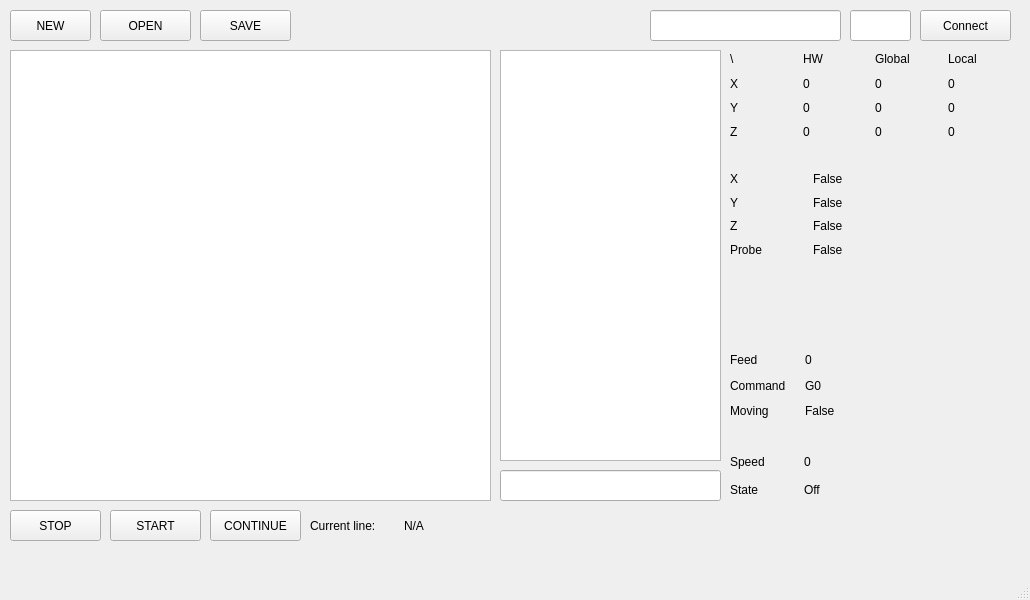
Old version of the form mainwindow.ui in the repository nort-cnc-control/NoRTGui-Qt.
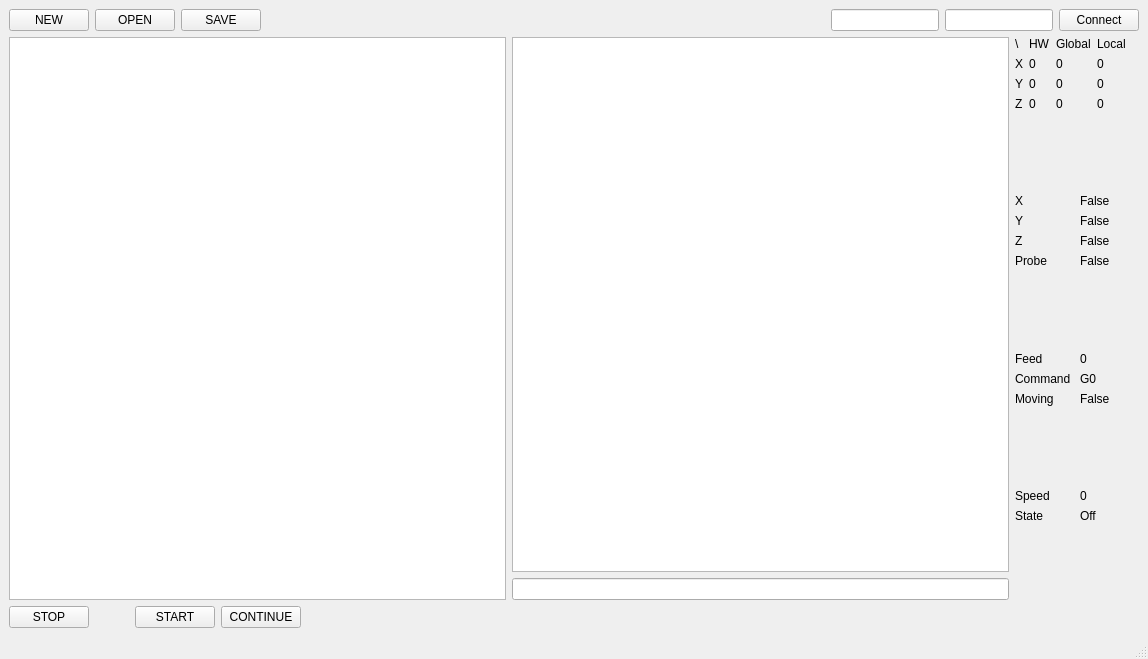
New version of the form.

The edit to the form file:
```diff
--- a/mainwindow.ui
+++ b/mainwindow.ui
@@ -6,140 +6,117 @@
    <rect>
     <x>0</x>
     <y>0</y>
-    <width>1030</width>
-    <height>600</height>
+    <width>1148</width>
+    <height>659</height>
    </rect>
   </property>
   <property name="windowTitle">
    <string>MainWindow</string>
   </property>
   <widget class="QWidget" name="centralwidget">
-   <widget class="QLineEdit" name="manual_command">
-    <property name="geometry">
-     <rect>
-      <x>500</x>
-      <y>470</y>
-      <width>221</width>
-      <height>31</height>
-     </rect>
-    </property>
-   </widget>
-   <widget class="QPlainTextEdit" name="gcodeEditor">
-    <property name="geometry">
-     <rect>
-      <x>10</x>
-      <y>50</y>
-      <width>481</width>
-      <height>451</height>
-     </rect>
-    </property>
-   </widget>
-   <widget class="QPlainTextEdit" name="commandLog">
-    <property name="geometry">
-     <rect>
-      <x>500</x>
-      <y>50</y>
-      <width>221</width>
-      <height>411</height>
-     </rect>
-    </property>
-    <property name="readOnly">
-     <bool>true</bool>
-    </property>
-   </widget>
-   <widget class="QPushButton" name="stop">
-    <property name="geometry">
-     <rect>
-      <x>10</x>
-      <y>510</y>
-      <width>91</width>
-      <height>31</height>
-     </rect>
-    </property>
-    <property name="autoFillBackground">
-     <bool>false</bool>
-    </property>
-    <property name="styleSheet">
-     <string notr="true"/>
-    </property>
-    <property name="text">
-     <string>STOP</string>
-    </property>
-   </widget>
-   <widget class="QPushButton" name="start">
-    <property name="geometry">
-     <rect>
-      <x>110</x>
-      <y>510</y>
-      <width>91</width>
-      <height>31</height>
-     </rect>
-    </property>
-    <property name="text">
-     <string>START</string>
-    </property>
-   </widget>
-   <widget class="QPushButton" name="continue_btn">
-    <property name="geometry">
-     <rect>
-      <x>210</x>
-      <y>510</y>
-      <width>91</width>
-      <height>31</height>
-     </rect>
-    </property>
-    <property name="text">
-     <string>CONTINUE</string>
-    </property>
-   </widget>
+   <layout class="QGridLayout" name="gridLayout">
+    <item row="0" column="0">
+     <layout class="QVBoxLayout" name="verticalLayout_4">
+      <property name="sizeConstraint">
+       <enum>QLayout::SetMaximumSize</enum>
+      </property>
+      <item>
+       <layout class="QHBoxLayout" name="horizontalLayout_2">
+        <item alignment="Qt::AlignLeft">
    <widget class="QPushButton" name="new_file">
-    <property name="geometry">
-     <rect>
-      <x>10</x>
-      <y>10</y>
-      <width>81</width>
-      <height>31</height>
-     </rect>
-    </property>
     <property name="text">
      <string>NEW</string>
     </property>
    </widget>
+        </item>
+        <item alignment="Qt::AlignLeft">
    <widget class="QPushButton" name="open_file">
-    <property name="geometry">
-     <rect>
-      <x>100</x>
-      <y>10</y>
-      <width>91</width>
-      <height>31</height>
-     </rect>
-    </property>
     <property name="text">
      <string>OPEN</string>
     </property>
    </widget>
+        </item>
+        <item alignment="Qt::AlignLeft">
    <widget class="QPushButton" name="save_file">
-    <property name="geometry">
-     <rect>
-      <x>200</x>
-      <y>10</y>
-      <width>91</width>
-      <height>31</height>
-     </rect>
-    </property>
     <property name="text">
      <string>SAVE</string>
     </property>
    </widget>
-   <widget class="QWidget" name="gridLayoutWidget">
-    <property name="geometry">
-     <rect>
-      <x>730</x>
-      <y>50</y>
-      <width>284</width>
-      <height>91</height>
-     </rect>
-    </property>
+        </item>
+        <item>
+         <spacer name="horizontalSpacer">
+          <property name="orientation">
+           <enum>Qt::Horizontal</enum>
+          </property>
+          <property name="sizeHint" stdset="0">
+           <size>
+            <width>40</width>
+            <height>20</height>
+           </size>
+          </property>
+         </spacer>
+        </item>
+        <item alignment="Qt::AlignRight">
+         <widget class="QLineEdit" name="remoteAddr"/>
+        </item>
+        <item alignment="Qt::AlignRight">
+         <widget class="QLineEdit" name="remotePort">
+          <property name="baseSize">
+           <size>
+            <width>0</width>
+            <height>0</height>
+           </size>
+          </property>
+          <property name="inputMask">
+           <string/>
+          </property>
+          <property name="text">
+           <string notr="true"/>
+          </property>
+          <property name="maxLength">
+           <number>5</number>
+          </property>
+         </widget>
+        </item>
+        <item alignment="Qt::AlignRight">
+         <widget class="QPushButton" name="remoteConnect">
+          <property name="text">
+           <string>Connect</string>
+          </property>
+         </widget>
+        </item>
+       </layout>
+      </item>
+      <item>
+       <layout class="QHBoxLayout" name="horizontalLayout_5">
+        <item>
+         <layout class="QVBoxLayout" name="verticalLayout_2">
+          <item>
+           <layout class="QHBoxLayout" name="horizontalLayout_4">
+            <item>
+             <widget class="QPlainTextEdit" name="gcodeEditor"/>
+            </item>
+            <item>
+             <layout class="QVBoxLayout" name="verticalLayout">
+              <item>
+               <widget class="QPlainTextEdit" name="commandLog">
+                <property name="readOnly">
+                 <bool>true</bool>
+                </property>
+               </widget>
+              </item>
+              <item>
+               <widget class="QLineEdit" name="manual_command"/>
+              </item>
+             </layout>
+            </item>
+           </layout>
+          </item>
+         </layout>
+        </item>
+        <item>
+         <layout class="QVBoxLayout" name="verticalLayout_3">
+          <item>
     <layout class="QGridLayout" name="position">
      <item row="0" column="2">
       <widget class="QLabel" name="label_7">
@@ -265,16 +242,94 @@
       </layout>
      </item>
     </layout>
-   </widget>
-   <widget class="QWidget" name="gridLayoutWidget_2">
-    <property name="geometry">
-     <rect>
-      <x>730</x>
-      <y>350</y>
-      <width>144</width>
-      <height>71</height>
-     </rect>
-    </property>
+          </item>
+          <item>
+           <spacer name="verticalSpacer">
+            <property name="orientation">
+             <enum>Qt::Vertical</enum>
+            </property>
+            <property name="sizeHint" stdset="0">
+             <size>
+              <width>20</width>
+              <height>40</height>
+             </size>
+            </property>
+           </spacer>
+          </item>
+          <item>
+           <layout class="QGridLayout" name="endstops">
+            <item row="1" column="0">
+             <widget class="QLabel" name="label_27">
+              <property name="text">
+               <string>Y</string>
+              </property>
+             </widget>
+            </item>
+            <item row="2" column="0">
+             <widget class="QLabel" name="label_28">
+              <property name="text">
+               <string>Z</string>
+              </property>
+             </widget>
+            </item>
+            <item row="3" column="0">
+             <widget class="QLabel" name="label_29">
+              <property name="text">
+               <string>Probe</string>
+              </property>
+             </widget>
+            </item>
+            <item row="0" column="0">
+             <widget class="QLabel" name="label_26">
+              <property name="text">
+               <string>X</string>
+              </property>
+             </widget>
+            </item>
+            <item row="1" column="1">
+             <widget class="QLabel" name="es_y">
+              <property name="text">
+               <string>False</string>
+              </property>
+             </widget>
+            </item>
+            <item row="0" column="1">
+             <widget class="QLabel" name="es_x">
+              <property name="text">
+               <string>False</string>
+              </property>
+             </widget>
+            </item>
+            <item row="2" column="1">
+             <widget class="QLabel" name="es_z">
+              <property name="text">
+               <string>False</string>
+              </property>
+             </widget>
+            </item>
+            <item row="3" column="1">
+             <widget class="QLabel" name="es_probe">
+              <property name="text">
+               <string>False</string>
+              </property>
+             </widget>
+            </item>
+           </layout>
+          </item>
+          <item>
+           <spacer name="verticalSpacer_2">
+            <property name="orientation">
+             <enum>Qt::Vertical</enum>
+            </property>
+            <property name="sizeHint" stdset="0">
+             <size>
+              <width>20</width>
+              <height>40</height>
+             </size>
+            </property>
+           </spacer>
+          </item>
+          <item>
     <layout class="QGridLayout" name="movement">
      <item row="1" column="1">
       <widget class="QLabel" name="command">
@@ -319,16 +374,21 @@
       </widget>
      </item>
     </layout>
-   </widget>
-   <widget class="QWidget" name="gridLayoutWidget_3">
-    <property name="geometry">
-     <rect>
-      <x>730</x>
-      <y>450</y>
-      <width>141</width>
-      <height>51</height>
-     </rect>
-    </property>
+          </item>
+          <item>
+           <spacer name="verticalSpacer_3">
+            <property name="orientation">
+             <enum>Qt::Vertical</enum>
+            </property>
+            <property name="sizeHint" stdset="0">
+             <size>
+              <width>20</width>
+              <height>40</height>
+             </size>
+            </property>
+           </spacer>
+          </item>
+          <item>
     <layout class="QGridLayout" name="spindel">
      <item row="0" column="1">
       <widget class="QLabel" name="speed">
@@ -359,134 +419,96 @@
       </widget>
      </item>
     </layout>
-   </widget>
-   <widget class="QWidget" name="gridLayoutWidget_4">
-    <property name="geometry">
-     <rect>
-      <x>730</x>
-      <y>170</y>
-      <width>160</width>
-      <height>88</height>
-     </rect>
-    </property>
-    <layout class="QGridLayout" name="endstops">
-     <item row="1" column="0">
-      <widget class="QLabel" name="label_27">
-       <property name="text">
-        <string>Y</string>
-       </property>
-      </widget>
-     </item>
-     <item row="2" column="0">
-      <widget class="QLabel" name="label_28">
-       <property name="text">
-        <string>Z</string>
-       </property>
-      </widget>
-     </item>
-     <item row="3" column="0">
-      <widget class="QLabel" name="label_29">
-       <property name="text">
-        <string>Probe</string>
-       </property>
-      </widget>
-     </item>
-     <item row="0" column="0">
-      <widget class="QLabel" name="label_26">
-       <property name="text">
-        <string>X</string>
-       </property>
-      </widget>
-     </item>
-     <item row="1" column="1">
-      <widget class="QLabel" name="es_y">
-       <property name="text">
-        <string>False</string>
-       </property>
-      </widget>
-     </item>
-     <item row="0" column="1">
-      <widget class="QLabel" name="es_x">
+          </item>
+          <item>
+           <spacer name="verticalSpacer_4">
+            <property name="orientation">
+             <enum>Qt::Vertical</enum>
+            </property>
+            <property name="sizeHint" stdset="0">
+             <size>
+              <width>20</width>
+              <height>40</height>
+             </size>
+            </property>
+           </spacer>
+          </item>
+         </layout>
+        </item>
+       </layout>
+      </item>
+      <item>
+       <layout class="QHBoxLayout" name="horizontalLayout_3">
+        <item alignment="Qt::AlignLeft">
+         <widget class="QPushButton" name="stop">
+          <property name="autoFillBackground">
+           <bool>false</bool>
+          </property>
+          <property name="styleSheet">
+           <string notr="true">backgroud-color: rgb(255, 0, 0);</string>
+          </property>
        <property name="text">
-        <string>False</string>
-       </property>
-      </widget>
-     </item>
-     <item row="2" column="1">
-      <widget class="QLabel" name="es_z">
-       <property name="text">
-        <string>False</string>
-       </property>
-      </widget>
-     </item>
-     <item row="3" column="1">
-      <widget class="QLabel" name="es_probe">
+           <string>STOP</string>
+          </property>
+          <property name="autoDefault">
+           <bool>false</bool>
+          </property>
+          <property name="default">
+           <bool>false</bool>
+          </property>
+          <property name="flat">
+           <bool>false</bool>
+          </property>
+         </widget>
+        </item>
+        <item>
+         <spacer name="horizontalSpacer_3">
+          <property name="orientation">
+           <enum>Qt::Horizontal</enum>
+          </property>
+          <property name="sizeType">
+           <enum>QSizePolicy::Minimum</enum>
+          </property>
+          <property name="sizeHint" stdset="0">
+           <size>
+            <width>40</width>
+            <height>20</height>
+           </size>
+          </property>
+         </spacer>
+        </item>
+        <item alignment="Qt::AlignLeft">
+         <widget class="QPushButton" name="start">
        <property name="text">
-        <string>False</string>
+           <string>START</string>
        </property>
       </widget>
      </item>
-    </layout>
-   </widget>
-   <widget class="QWidget" name="horizontalLayoutWidget">
-    <property name="geometry">
-     <rect>
-      <x>310</x>
-      <y>510</y>
-      <width>181</width>
-      <height>31</height>
-     </rect>
-    </property>
-    <layout class="QHBoxLayout" name="line">
-     <item>
-      <widget class="QLabel" name="label_6">
+        <item alignment="Qt::AlignLeft">
+         <widget class="QPushButton" name="continue_btn">
        <property name="text">
-        <string>Current line:</string>
+           <string>CONTINUE</string>
        </property>
       </widget>
      </item>
      <item>
-      <widget class="QLabel" name="current_line">
-       <property name="text">
-        <string>N/A</string>
-       </property>
-      </widget>
-     </item>
-    </layout>
-   </widget>
-   <widget class="QLineEdit" name="remoteAddr">
-    <property name="geometry">
-     <rect>
-      <x>650</x>
-      <y>10</y>
-      <width>191</width>
-      <height>31</height>
-     </rect>
-    </property>
-   </widget>
-   <widget class="QLineEdit" name="remotePort">
-    <property name="geometry">
-     <rect>
-      <x>850</x>
-      <y>10</y>
-      <width>61</width>
-      <height>31</height>
-     </rect>
-    </property>
-   </widget>
-   <widget class="QPushButton" name="remoteConnect">
-    <property name="geometry">
-     <rect>
-      <x>920</x>
-      <y>10</y>
-      <width>91</width>
-      <height>31</height>
-     </rect>
-    </property>
-    <property name="text">
-     <string>Connect</string>
-    </property>
-   </widget>
+         <spacer name="horizontalSpacer_2">
+          <property name="orientation">
+           <enum>Qt::Horizontal</enum>
+          </property>
+          <property name="sizeHint" stdset="0">
+           <size>
+            <width>40</width>
+            <height>20</height>
+           </size>
+          </property>
+         </spacer>
+        </item>
+       </layout>
+      </item>
+     </layout>
+    </item>
+   </layout>
   </widget>
   <widget class="QMenuBar" name="menubar">
    <property name="geometry">
```
Left out of the diff: 33 changed lines with no effect on the pictures. Lines whose indentation alone changed are shown as unchanged.
